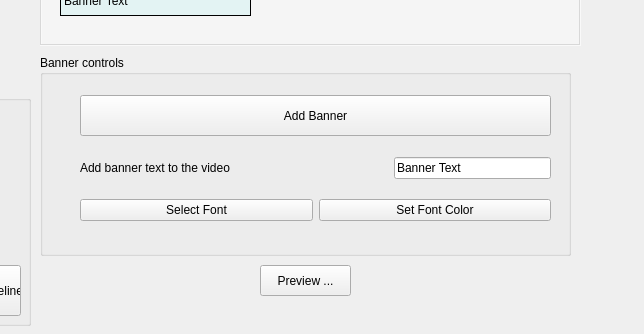
Above: ui/banner.ui from pratikone/videoVenom before the change; both pictures show x 150 to 794 and y 245 to 579 of the 794 by 579 pixel window. Below: the same form after it.
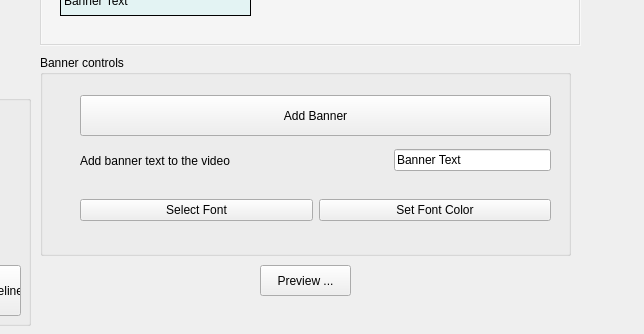
That is the form after the change.

Commit message: fixed few bugs related to alignment and UI

The edit to the form file:
```diff
--- a/ui/banner.ui
+++ b/ui/banner.ui
@@ -186,9 +186,9 @@
     <property name="geometry">
      <rect>
       <x>40</x>
-      <y>100</y>
+      <y>85</y>
       <width>471</width>
-      <height>26</height>
+      <height>41</height>
      </rect>
     </property>
     <layout class="QHBoxLayout" name="horizontalLayout">
```
The commit also changes 3 other files.
